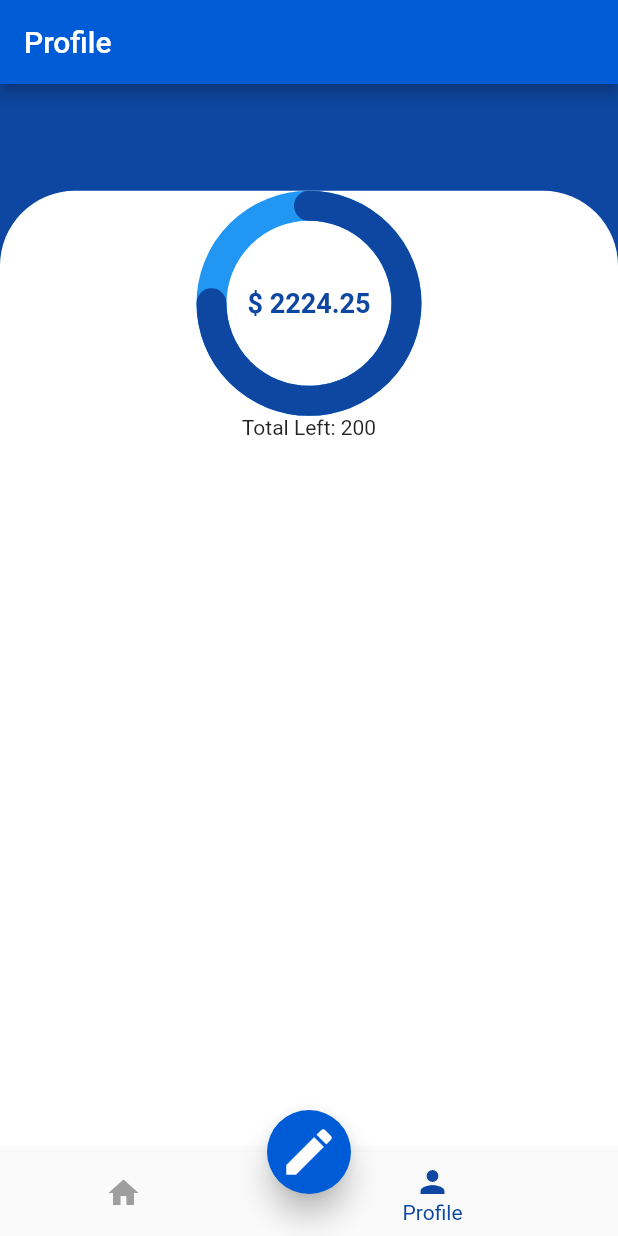
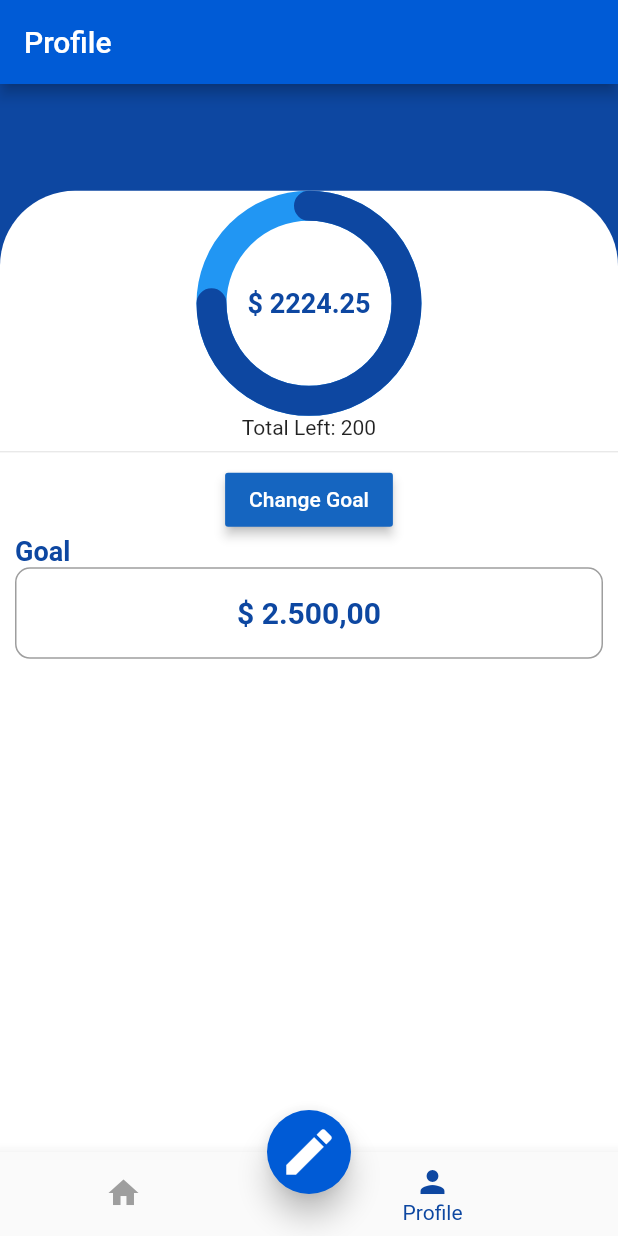
Before and after one commit to isaacguibson/jay, a Flutter app: the screen it shows after launch, item 2 of the bottom bar chosen, on a phone screen of 412 x 824 dp. Run offline on Flutter 3.47's test engine with Material 2 defaults, Android fonts, the phone set to English and light mode, and no system bars; drawn by our look-alikes of countup, percent_indicator.

Commit message:
Adicionando tela de objetivos

```diff
--- a/lib/android/screen/profile_screen.dart
+++ b/lib/android/screen/profile_screen.dart
@@ -4,8 +4,9 @@ import 'package:percent_indicator/percent_indicator.dart';
 
 class ProfileScreen extends StatelessWidget {
   final double bodySize;
+  final double bodyWidth;
 
-  ProfileScreen(this.bodySize);
+  ProfileScreen(this.bodySize, this.bodyWidth);
 
   @override
   Widget build(BuildContext context) {
@@ -69,7 +70,48 @@ class ProfileScreen extends StatelessWidget {
                       progressColor: Colors.blue[900],
                       circularStrokeCap: CircularStrokeCap.round,
                     ),
-                    Text('Total Left: 200')
+                    Text('Total Left: 200'),
+                    Divider(),
+                    RaisedButton(
+                      child: Text(
+                        'Change Goal',
+                        style: TextStyle(color: Colors.white),
+                      ),
+                      color: Colors.blue[800],
+                      highlightColor: Colors.blue[900],
+                      onPressed: () {},
+                      elevation: 3,
+                      highlightElevation: 0,
+                    ),
+                    Container(
+                      width: bodyWidth - 20,
+                      child: Text(
+                        'Goal',
+                        textAlign: TextAlign.start,
+                        style: TextStyle(
+                          fontSize: 18,
+                          color: Colors.blue[900],
+                          fontWeight: FontWeight.bold,
+                        ),
+                      ),
+                    ),
+                    Container(
+                      padding: const EdgeInsets.all(18),
+                      width: bodyWidth - 20,
+                      decoration: BoxDecoration(
+                        border: Border.all(color: Colors.grey),
+                        borderRadius: BorderRadius.circular(10),
+                      ),
+                      child: Text(
+                        '\$ 2.500,00',
+                        textAlign: TextAlign.center,
+                        style: TextStyle(
+                          fontSize: 20,
+                          color: Colors.blue[900],
+                          fontWeight: FontWeight.bold,
+                        ),
+                      ),
+                    ),
                   ],
                 ),
               ),
--- a/lib/android/screen/tabs_screen.dart
+++ b/lib/android/screen/tabs_screen.dart
@@ -60,9 +60,11 @@ class _TabsScreenState extends State<TabsScreen>
     final double bodySize = (MediaQuery.of(context).size.height -
         MediaQuery.of(context).padding.top - (bottomNavigationBarSize * 2.334));
 
+    var screenWidth = MediaQuery.of(context).size.width;
+
     final List<Map<String, Object>> pages = [
       {'page': ExpensesScreen(bodySize), 'title': 'Categories'},
-      {'page': ProfileScreen(bodySize), 'title': 'Favorites'},
+      {'page': ProfileScreen(bodySize, screenWidth), 'title': 'Favorites'},
     ];
 
     return Scaffold(
--- a/lib/main.dart
+++ b/lib/main.dart
@@ -66,6 +66,8 @@ class _MyHomePageState extends State<MyHomePage> {
         MediaQuery.of(context).padding.top -
         appBar.preferredSize.height);
 
+    final double bodyWidth = MediaQuery.of(context).size.width;
+
     return Scaffold(
       appBar: appBar,
       body: Container(
```
